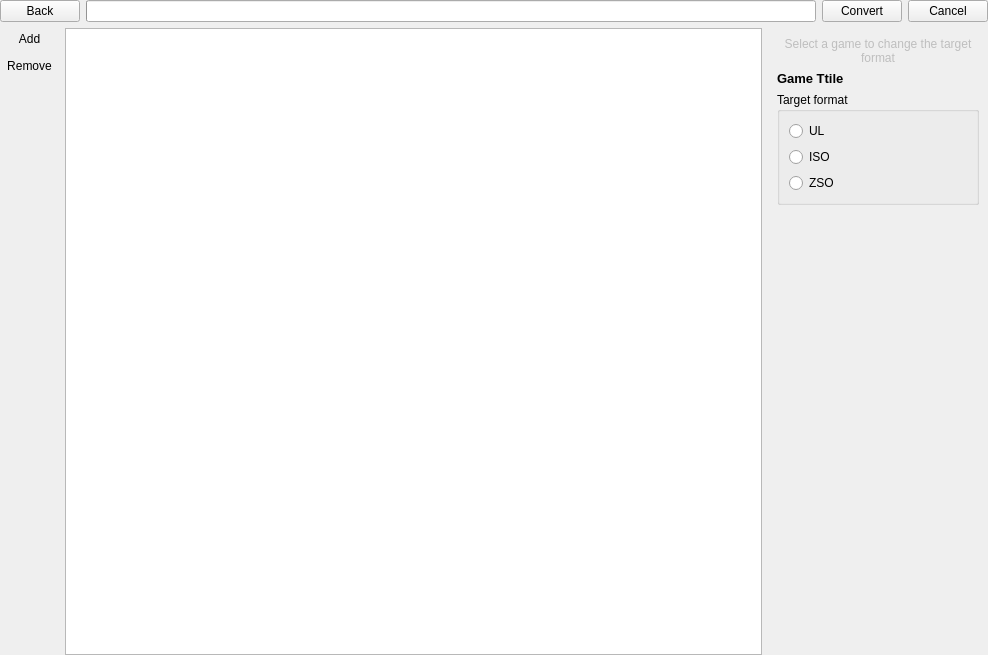
This is src/OplPcTools/UI/GameConverterActivity.ui in brainstream/OPL-PC-Tools as Qt 5 draws it before an edit. The edited form follows.
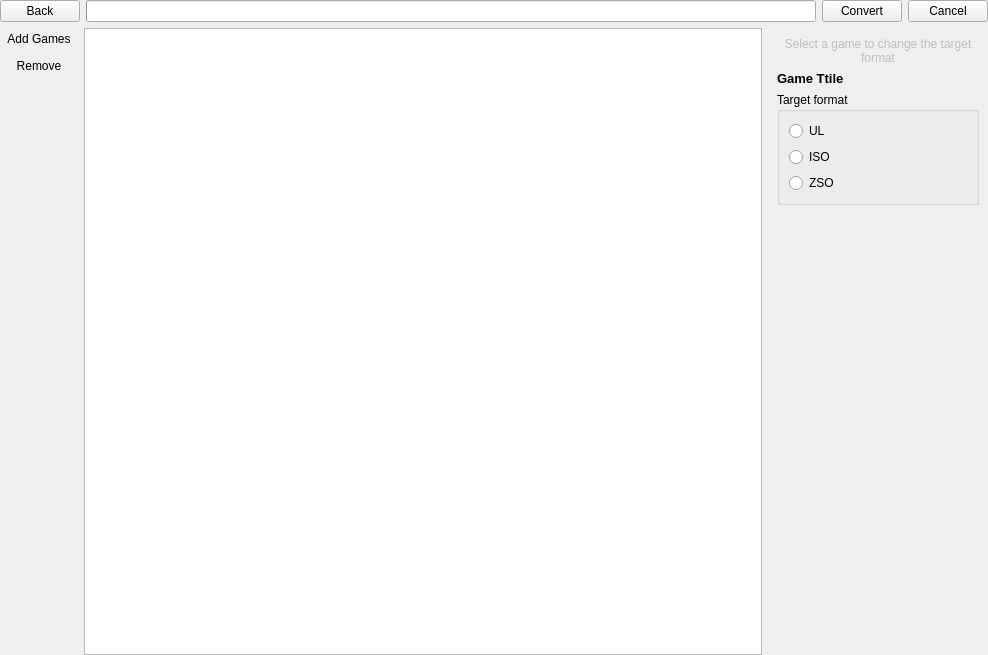
This is the edited form. Icons and pictures are not drawn.

Commit message: Game installation: buttons moved to the sidebar

The edit to the form file:
```diff
--- a/src/OplPcTools/UI/GameConverterActivity.ui
+++ b/src/OplPcTools/UI/GameConverterActivity.ui
@@ -101,7 +101,7 @@
            </sizepolicy>
           </property>
           <property name="text">
-           <string>Add</string>
+           <string>Add Games</string>
           </property>
           <property name="icon">
            <iconset resource="../Resources/Resources.qrc">
```
Left out of the diff: 1 changed line with no effect on the pictures. The commit also changes 5 other files.
